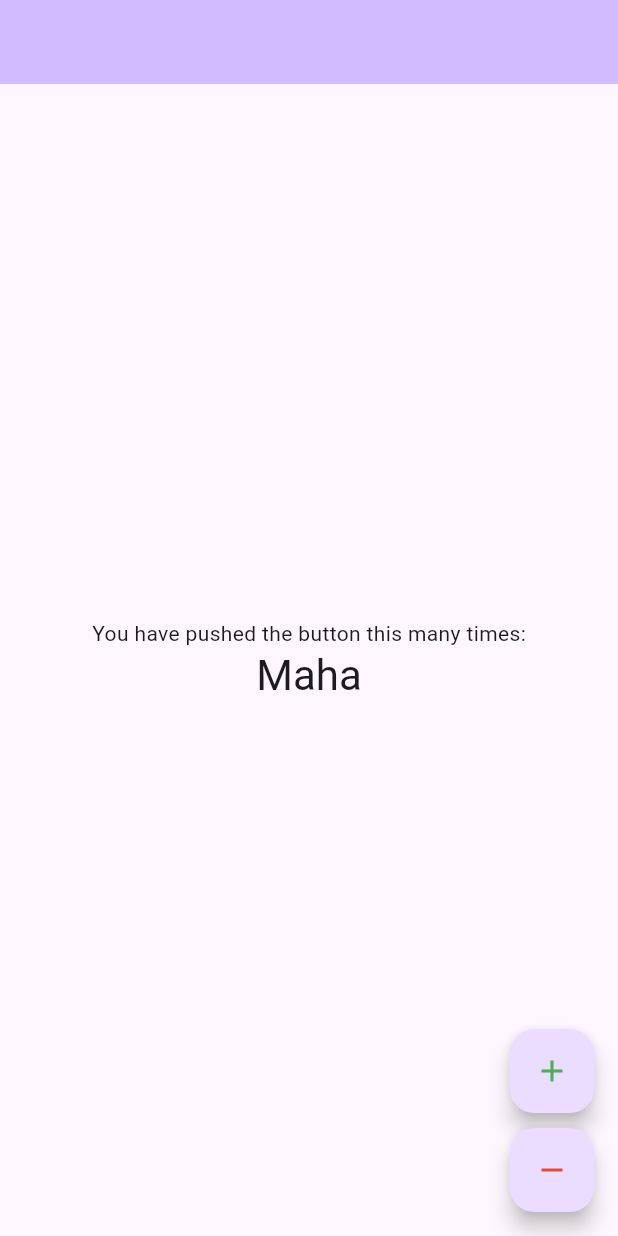
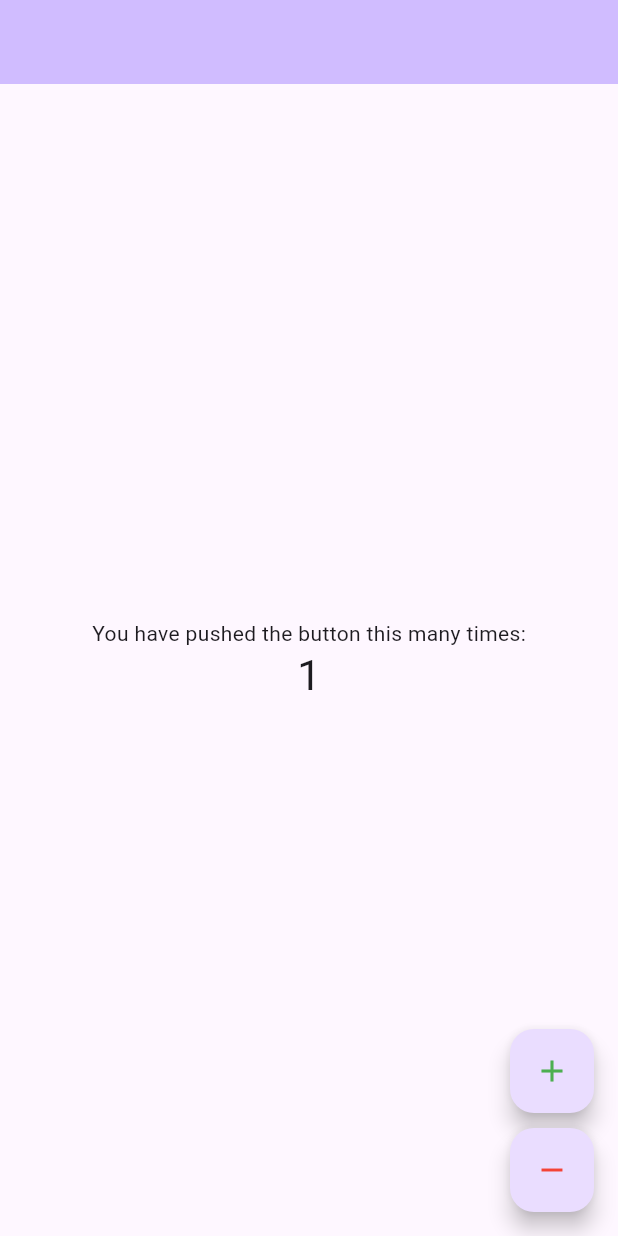
Before and after one commit to mahaabdulla/cubit-_course, a Flutter app: the screen it shows after launch, after a tap on the "add" icon, on a phone screen of 412 x 824 dp. Run offline on Flutter 3.47's test engine with Material 3 defaults, Android fonts, the phone set to English and light mode, and no system bars; our stand-ins replace bloc, equatable, flutter_bloc.

```diff
--- a/lib/bloc/conter_state.dart
+++ b/lib/bloc/conter_state.dart
@@ -1,6 +1,14 @@
-part of 'conter_bloc.dart';
+//
 
-@immutable
-sealed class ConterState {}
+sealed class CounterState {
+  final int count; // ليش مررناه ؟ عشان يكون عندي حالة واحدة بس اتحكم فيها
+  CounterState(this.count);
+}
 
-final class ConterInitial extends ConterState {}
+class CounterInit extends CounterState {
+  CounterInit() : super(0);
+}
+
+class CounterUpdare extends CounterState {
+  CounterUpdare(super.count);
+}
--- a/lib/cubit/counter_cubit.dart
+++ b/lib/cubit/counter_cubit.dart
@@ -1,15 +1,14 @@
-import 'package:bloc/bloc.dart';
 import 'package:flutter_application_1/cubit/counter_state.dart';
+import 'package:flutter_bloc/flutter_bloc.dart';
 
 // Genirci Type<T>
-class CounterCubit extends Cubit<String> {
-  CounterCubit() : super(""); // أول ما ينشئ  objct يعطيه الحالة ال init
+class CounterCubit extends Cubit<CounterState> {
+  CounterCubit()
+    : super(CounterInit()); // أول ما ينشئ  objct يعطيه الحالة ال init
 
   // the cubit provid [state] يجيب اخر حالة   state.count == last state
   // emit  => Stream that tell ui there is a New State
-  void increamentCount() => emit("Maha");
-  //emit(state + 1);
+  void increamentCount() => emit(CounterUpdare(state.count + 1));
 
-  void decreamentCount() => emit("alattas");
-  // emit(state - 1);
+  void decreamentCount() => emit(CounterUpdare(state.count - 1));
 }
--- a/lib/main.dart
+++ b/lib/main.dart
@@ -2,6 +2,9 @@ import 'dart:developer' as dev;
 import 'package:flutter/material.dart';
 import 'package:flutter_application_1/cubit/counter_cubit.dart';
 import 'package:flutter_application_1/cubit/counter_state.dart';
+
+import 'package:flutter_application_1/model/user.dart';
+
 import 'package:flutter_bloc/flutter_bloc.dart';
 
 void main() {
@@ -15,17 +18,22 @@ class MyApp extends StatelessWidget {
 
   @override
   Widget build(BuildContext context) {
-    return MaterialApp(home: const MyHomePage(title: 'Flutter Demo Home Page'));
+    return MaterialApp(home: MyHomePage(title: 'Flutter Demo Home Page'));
   }
 }
 
 class MyHomePage extends StatelessWidget {
-  const MyHomePage({super.key, required this.title});
+  MyHomePage({super.key, required this.title});
 
   final String title;
+  UserModel userl = UserModel(1, 'maha');
+  UserModel user2 = UserModel(1, 'maha');
 
   @override
   Widget build(BuildContext context) {
+    print(userl.hashCode == user2.hashCode);
+    print(userl.hashCode);
+    print(user2.hashCode);
     print("Build");
     dev.log("Build start");
 
@@ -39,10 +47,10 @@ class MyHomePage extends StatelessWidget {
           mainAxisAlignment: MainAxisAlignment.center,
           children: <Widget>[
             const Text('You have pushed the button this many times:'),
-            BlocBuilder<CounterCubit, String>(
+            BlocBuilder<CounterCubit, CounterState>(
               builder: (context, state) {
                 return Text(
-                  state.toString(),
+                  state.count.toString(),
                   style: Theme.of(context).textTheme.headlineMedium,
                 );
               },
@@ -55,14 +63,18 @@ class MyHomePage extends StatelessWidget {
         children: [
           FloatingActionButton(
             onPressed: () {
-              context.read<CounterCubit>().increamentCount();
+              // context.read<ConterBloc>().add(
+              //   IncreamentEvent(),
+              // ); //   =====> Bloc
+              context.read<CounterCubit>().increamentCount(); // =====> cubit
             },
             child: const Icon(Icons.add, color: Colors.green),
           ),
           SizedBox(height: 10),
           FloatingActionButton(
             onPressed: () {
-              context.read<CounterCubit>().decreamentCount();
+              // context.read<ConterBloc>().add(DecremntEvent()); //   =====> Bloc
+              context.read<CounterCubit>().decreamentCount(); // =====> cubit
             },
             tooltip: 'decrement',
             child: const Icon(Icons.remove, color: Colors.red),
--- a/lib/model/user.dart
+++ b/lib/model/user.dart
@@ -1,6 +1,11 @@
-class UserModel {
+import 'package:equatable/equatable.dart';
+
+class UserModel extends Equatable {
   final int id;
   final String name;
 
   UserModel(this.id, this.name);
+
+  @override
+  List<Object?> get props => [id, name];
 }
```
